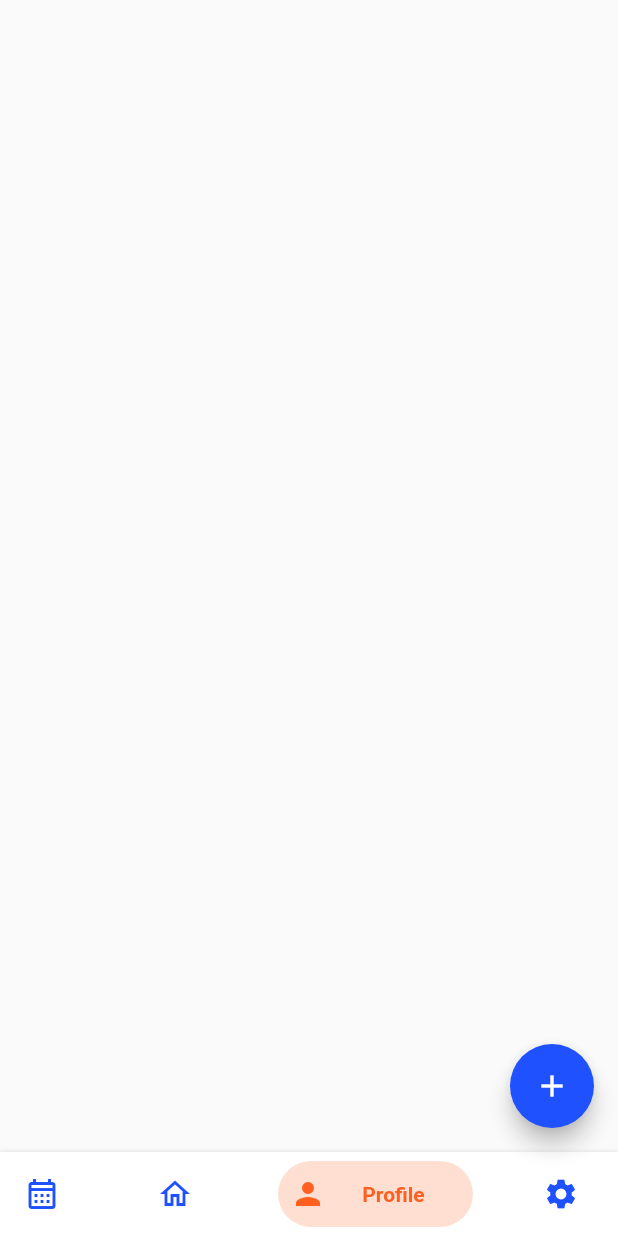
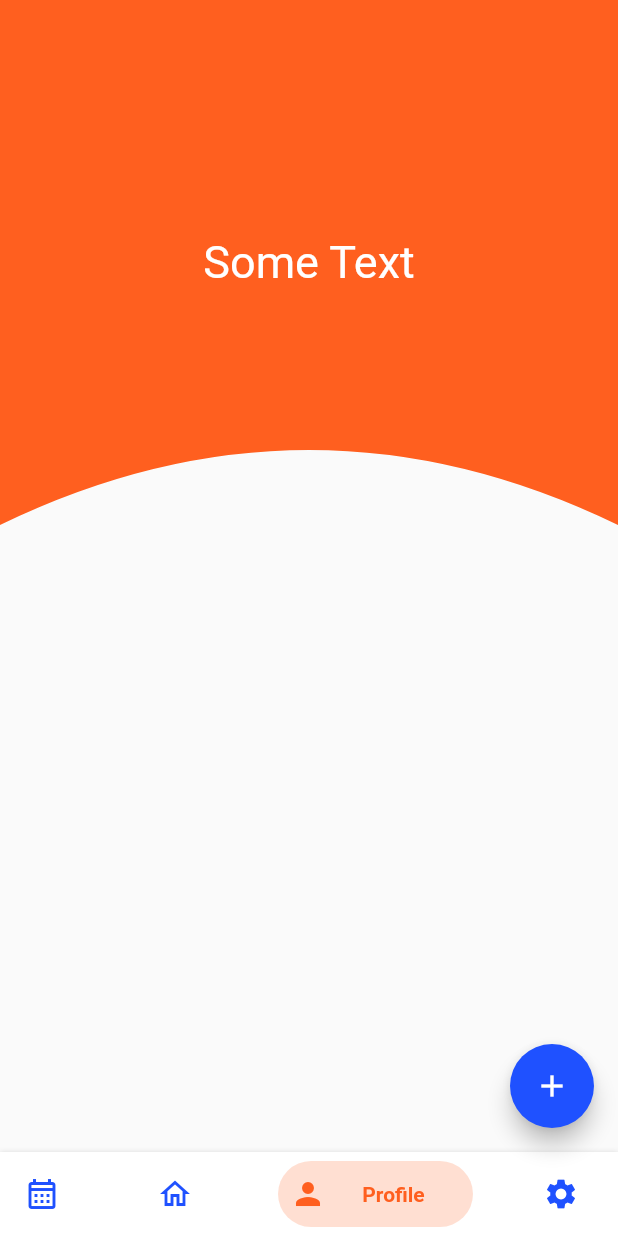
Before and after one commit to Sarvesh-10/MedicineReminder, a Flutter app: the screen it shows after launch, item 3 of the bottom bar chosen, on a phone screen of 412 x 824 dp. Run offline on Flutter 3.47's test engine with Material 2 defaults, Android fonts, the phone set to English and light mode, and no system bars; drawn by our look-alikes of bottom_navy_bar; our stand-ins replace cloud_firestore, firebase_core; accounts and stored records are empty.

Commit message:
Second Commit

```diff
--- /dev/null
+++ b/lib/home.dart
@@ -0,0 +1,57 @@
+import 'package:flutter/material.dart';
+
+class HomePage extends StatefulWidget {
+  const HomePage({Key? key}) : super(key: key);
+
+  @override
+  State<HomePage> createState() => _HomePageState();
+}
+
+class _HomePageState extends State<HomePage> {
+  @override
+  Widget build(BuildContext context) {
+    return Scaffold(
+      body: SafeArea(
+        child:
+            Column(crossAxisAlignment: CrossAxisAlignment.stretch, children: [
+          ClipPath(
+            clipper: CustomClipPath(),
+            child: Container(
+              child: const Center(
+                  child: Text(
+                "Some Text",
+                textAlign: TextAlign.center,
+                style: TextStyle(fontSize: 30, color: Colors.white),
+              )),
+              color: const Color(0xffFF5F1F),
+              height: 350,
+            ),
+          )
+        ]),
+      ),
+    );
+  }
+}
+
+class CustomClipPath extends CustomClipper<Path> {
+  @override
+  Path getClip(Size size) {
+    final path = Path();
+    double w = size.width;
+    double h = size.height;
+
+    path.lineTo(0, h);
+    path.quadraticBezierTo(w * 0.5, h - 100, w, h);
+    path.lineTo(w, 0);
+    path.close();
+
+    // ignore: todo
+    // TODO: implement getClip
+    return path;
+  }
+
+  @override
+  bool shouldReclip(covariant CustomClipper<Path> oldClipper) {
+    return false;
+  }
+}
```
Also changed, not shown: lib/main.dart (+13 -65 lines).
